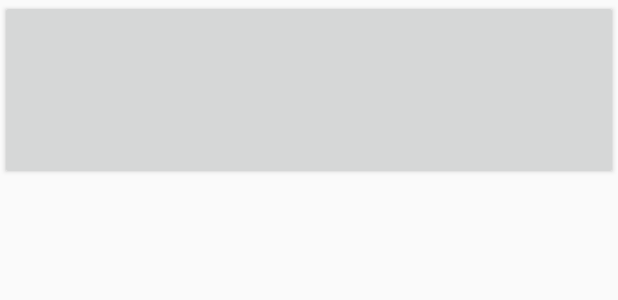
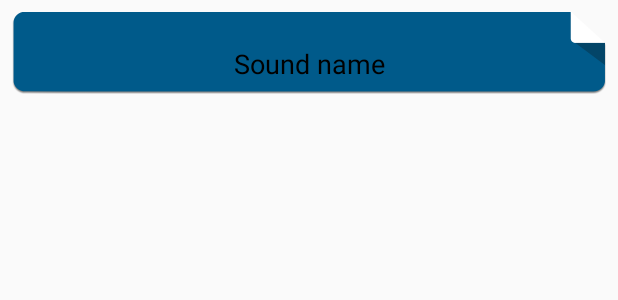
Before and after one commit to CyberNut/BeatBox, an Android app: the layout list_item_sound.xml on its own in the app's theme, with its tools: preview values and no code run, on a phone screen of 412 x 824 dp. Shown: the top 300 px of the screen. Run offline under Robolectric (Android 15) with nearby library versions, the light colour scheme and no system bars.

Commit message:
BeatBox finished

```diff
--- /dev/null
+++ b/app/src/main/res/drawable/button_beat_box.xml
@@ -0,0 +1,7 @@
+<?xml version="1.0" encoding="utf-8"?>
+<selector xmlns:android="http://schemas.android.com/apk/res/android">
+
+    <item android:drawable="@drawable/ic_button_beat_box_pressed"
+        android:state_pressed="true" />
+    <item android:drawable="@drawable/ic_button_beat_box_default" />
+</selector>
--- a/app/src/main/res/layout/list_item_sound.xml
+++ b/app/src/main/res/layout/list_item_sound.xml
@@ -8,10 +8,18 @@
             type="ru.cybernut.beatbox.SoundViewModel" />
     </data>
 
-    <Button
+    <FrameLayout
         android:layout_width="match_parent"
-        android:layout_height="120dp"
-        android:text="@{viewModel.title}"
-        android:onClick="@{() -> viewModel.onButtonClicked()}" />
+        android:layout_height="wrap_content"
+        android:layout_margin="8dp" >
+        <Button
+            android:layout_width="match_parent"
+            android:layout_height="match_parent"
+            android:layout_gravity="center"
+            android:text="@{viewModel.title}"
+            tools:text="Sound name"
+            android:onClick="@{() -> viewModel.onButtonClicked()}" />
+
+    </FrameLayout>
 
 </layout>
--- a/app/src/main/res/values/colors.xml
+++ b/app/src/main/res/values/colors.xml
@@ -3,4 +3,6 @@
     <color name="colorPrimary">#008577</color>
     <color name="colorPrimaryDark">#00574B</color>
     <color name="colorAccent">#D81B60</color>
+    <color name="red">#F44336</color>
+    <color name="darkRed">#C3352B</color>
 </resources>
--- a/app/src/main/res/values/styles.xml
+++ b/app/src/main/res/values/styles.xml
@@ -6,6 +6,11 @@
         <item name="colorPrimary">@color/colorPrimary</item>
         <item name="colorPrimaryDark">@color/colorPrimaryDark</item>
         <item name="colorAccent">@color/colorAccent</item>
+        <item name="buttonStyle">@style/BeatBoxButton</item>
+    </style>
+    <style name="BeatBoxButton" parent="android:Widget.Holo.Light.Button">
+        <item name="android:background">@drawable/button_beat_box</item>
+
     </style>
 
 </resources>
```
Also changed, not shown: app/src/main/res/drawable/button_beat_box_normal.xml (added, +7 -0 lines), app/src/main/res/drawable/button_beat_box_pressed.xml (added, +16 -0 lines), app/src/main/res/drawable-xxhdpi/ic_button_beat_box_default.9.png (added), app/src/main/res/drawable-xxhdpi/ic_button_beat_box_pressed.9.png (added).
